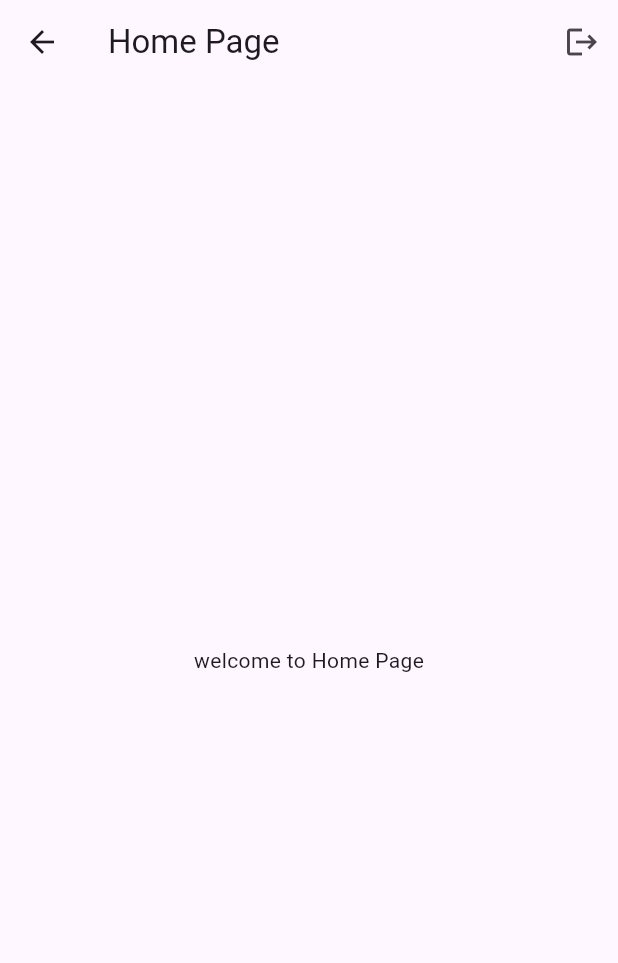
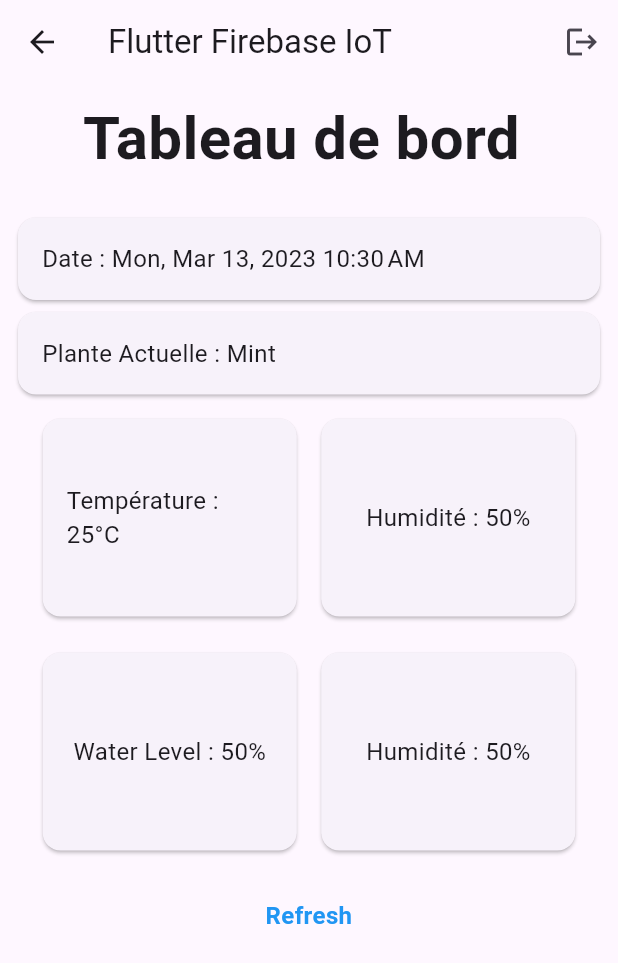
Before and after one commit to elhajuojy/Flutter_FireBase_iot, a Flutter app: the HomePage screen opened by its route, on a phone screen of 412 x 824 dp. Shown: the top 963 px of the screen. Run offline on Flutter 3.47's test engine with Material 2 defaults, Android fonts, the phone set to English and light mode, and no system bars; our stand-ins replace firebase_auth, firebase_core, get; accounts and stored records are empty.

Commit message:
Ui for the Home Page mostly done

```diff
--- a/lib/Home/HomePage.dart
+++ b/lib/Home/HomePage.dart
@@ -3,6 +3,7 @@ import 'package:flutter/material.dart';
 import 'package:flutter/src/widgets/framework.dart';
 import 'package:flutter/src/widgets/placeholder.dart';
 import 'package:get/get.dart';
+import 'package:intl/intl.dart';
 
 class HomePage extends StatelessWidget {
   const HomePage({super.key});
@@ -14,9 +15,12 @@ class HomePage extends StatelessWidget {
 
   @override
   Widget build(BuildContext context) {
+    DateTime now = DateTime.now();
+    String formattedDate = DateFormat.yMMMEd().format(now);
+    var formattedTime = DateFormat.jm().format(now);
     return Scaffold(
         appBar: AppBar(
-        title: const Text("Home Page"),
+          title: const Text("Flutter Firebase IoT"),
           actions: [
             IconButton(
               onPressed: () {
@@ -26,9 +30,134 @@ class HomePage extends StatelessWidget {
             ),
           ],
         ),
-      body: Center(
-        child: Text("welcome to Home Page"),
+        body: Padding(
+          padding: const EdgeInsets.all(8.0),
+          child: Container(
+              child: Column(
+            mainAxisAlignment: MainAxisAlignment.start,
+            children: [
+              const Text("Tableau de bord ",
+                  style: TextStyle(
+                    fontSize: 40,
+                    fontWeight: FontWeight.bold,
+                  )),
+              const SizedBox(
+                height: 20,
               ),
-    );
+              Card(
+                  child: Padding(
+                padding: const EdgeInsets.all(16.0),
+                child: SizedBox(
+                    width: Get.width,
+                    child: Text("Date : $formattedDate $formattedTime",
+                        style: const TextStyle(
+                          fontSize: 16,
+                          fontWeight: FontWeight.normal,
+                        ))),
+              )),
+              Card(
+                  child: Padding(
+                padding: const EdgeInsets.all(16.0),
+                child: SizedBox(
+                    width: Get.width,
+                    child: const Text("Plante Actuelle : Mint",
+                        style: TextStyle(
+                          fontSize: 16,
+                          fontWeight: FontWeight.normal,
+                        ))),
+              )),
+              Padding(
+                padding: const EdgeInsets.all(8.0),
+                child: Row(
+                  mainAxisAlignment: MainAxisAlignment.spaceEvenly,
+                  children: [
+                    Card(
+                        child: Padding(
+                      padding: const EdgeInsets.all(16.0),
+                      child: SizedBox(
+                          width: Get.width / 3,
+                          height: 100,
+                          child: const Center(
+                            child: Text("Température : 25°C",
+                                style: TextStyle(
+                                  fontSize: 16,
+                                  fontWeight: FontWeight.normal,
+                                )),
+                          )),
+                    )),
+                    Card(
+                        child: Padding(
+                      padding: const EdgeInsets.all(16.0),
+                      child: SizedBox(
+                          width: Get.width / 3,
+                          height: 100,
+                          child: const Center(
+                            child: Text("Humidité : 50%",
+                                style: TextStyle(
+                                  fontSize: 16,
+                                  fontWeight: FontWeight.normal,
+                                )),
+                          )),
+                    )),
+                  ],
+                ),
+              ),
+              Padding(
+                padding: const EdgeInsets.all(8.0),
+                child: Row(
+                  mainAxisAlignment: MainAxisAlignment.spaceEvenly,
+                  children: [
+                    Card(
+                        child: Padding(
+                      padding: const EdgeInsets.all(16.0),
+                      child: SizedBox(
+                          width: Get.width / 3,
+                          height: 100,
+                          child: const Center(
+                            child: Text("Water Level : 50%",
+                                style: TextStyle(
+                                  fontSize: 16,
+                                  fontWeight: FontWeight.normal,
+                                )),
+                          )),
+                    )),
+                    Card(
+                        child: Padding(
+                      padding: const EdgeInsets.all(16.0),
+                      child: SizedBox(
+                          width: Get.width / 3,
+                          height: 100,
+                          child: const Center(
+                            child: Text("Humidité : 50%",
+                                style: TextStyle(
+                                  fontSize: 16,
+                                  fontWeight: FontWeight.normal,
+                                )),
+                          )),
+                    )),
+                  ],
+                ),
+              ),
+              const SizedBox(
+                height: 20,
+              ),
+              SizedBox(
+                width: Get.width,
+                child: InkWell(
+                  onTap: () {
+                    //todo : refersh data from firebase
+                  },
+                  child: const Text("Refresh",
+                      textAlign: TextAlign.center,
+                      style: TextStyle(
+                        color: Colors.blue,
+                        fontSize: 16,
+                        fontWeight: FontWeight.bold,
+                      )),
+                ),
+              )
+            ],
+          )),
+        ));
   }
 }
--- a/pubspec.yaml
+++ b/pubspec.yaml
@@ -37,6 +37,7 @@ dependencies:
   get: ^4.6.5
   firebase_core: ^2.7.1
   firebase_auth: ^4.2.10
+  intl: ^0.17.0
 
 dev_dependencies:
   flutter_test:
```
Also changed, not shown: pubspec.lock. Lines whose indentation alone changed are shown as unchanged.
